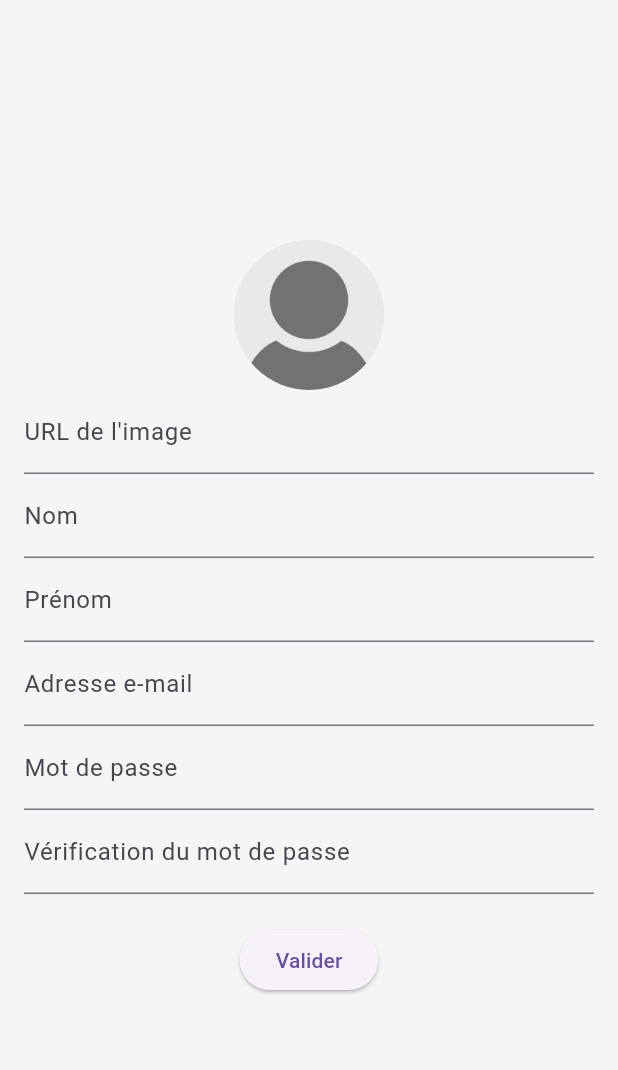
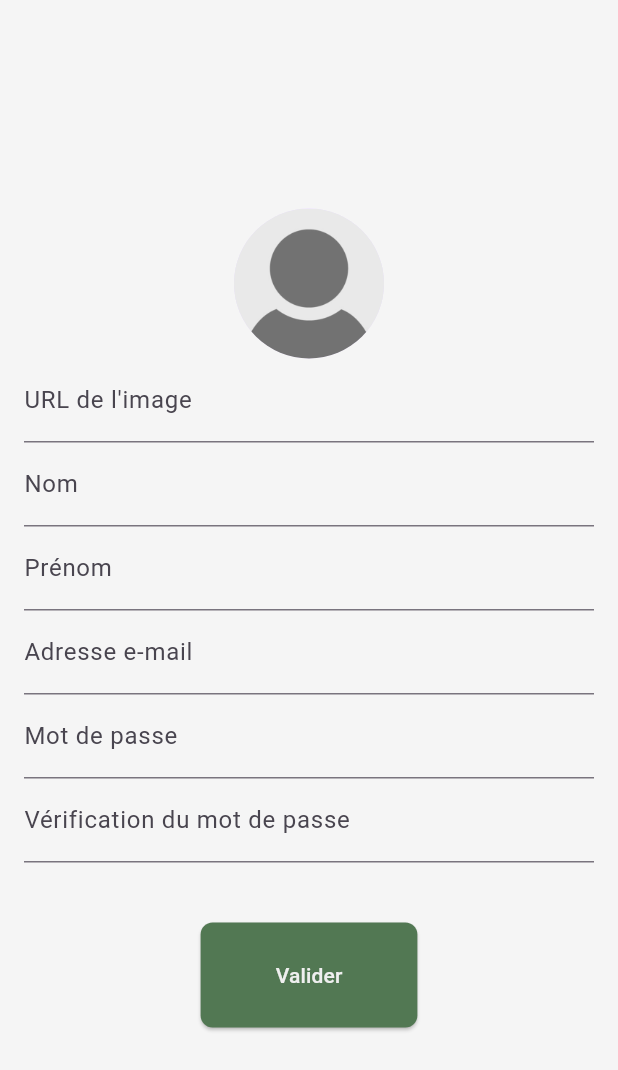
Before and after one commit to ChabPrt/resaresto, a Flutter app: the RegistrationForm widget shown alone on an empty page, opened directly, on a phone screen of 412 x 824 dp. Shown: the top 1070 px of the screen. Run offline on Flutter 3.47's test engine with Material 3 defaults, Android fonts, the phone set to English and light mode, and no system bars; our stand-ins replace carousel_slider, shared_preferences; accounts and stored records are empty.

```diff
--- a/app/lib/components/registerForm.dart
+++ b/app/lib/components/registerForm.dart
@@ -94,7 +94,7 @@ class _RegistrationFormState extends State<RegistrationForm> {
             decoration: InputDecoration(
                 labelText: 'Vérification du mot de passe'),
           ),
-          SizedBox(height: 20),
+          const SizedBox(height: 40),
           ElevatedButton(
             onPressed: () {
               User newUser = User(
@@ -106,6 +106,14 @@ class _RegistrationFormState extends State<RegistrationForm> {
               );
               saveUser(newUser);
             },
+            style: ElevatedButton.styleFrom(
+              backgroundColor: AppConfig.principalColor,
+              foregroundColor: AppConfig.fontWhiteColor,
+              padding: const EdgeInsetsDirectional.symmetric(horizontal: 50.0, vertical: 25.0),
+              shape: RoundedRectangleBorder(
+                borderRadius: BorderRadius.circular(8.0),
+              ),
+            ),
             child: Text('Valider'),
           ),
         ],
```
Also changed, not shown: app/lib/components/loginForm.dart (+1 -17 lines), app/lib/views/connexionView.dart (+32 -11 lines).
